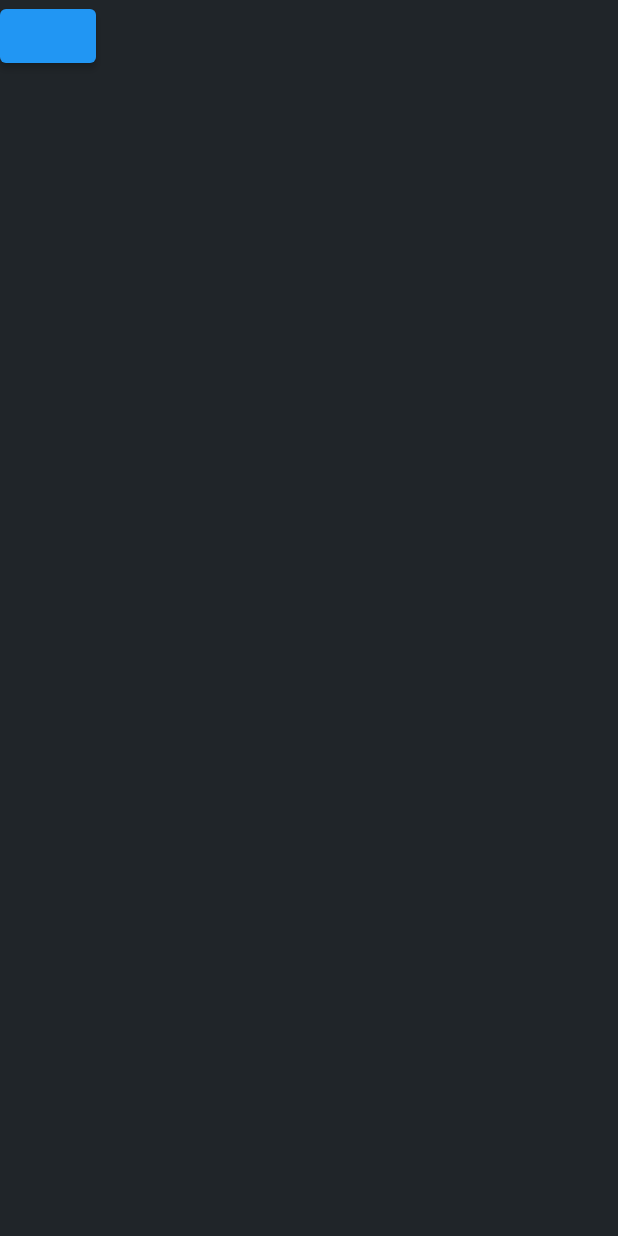
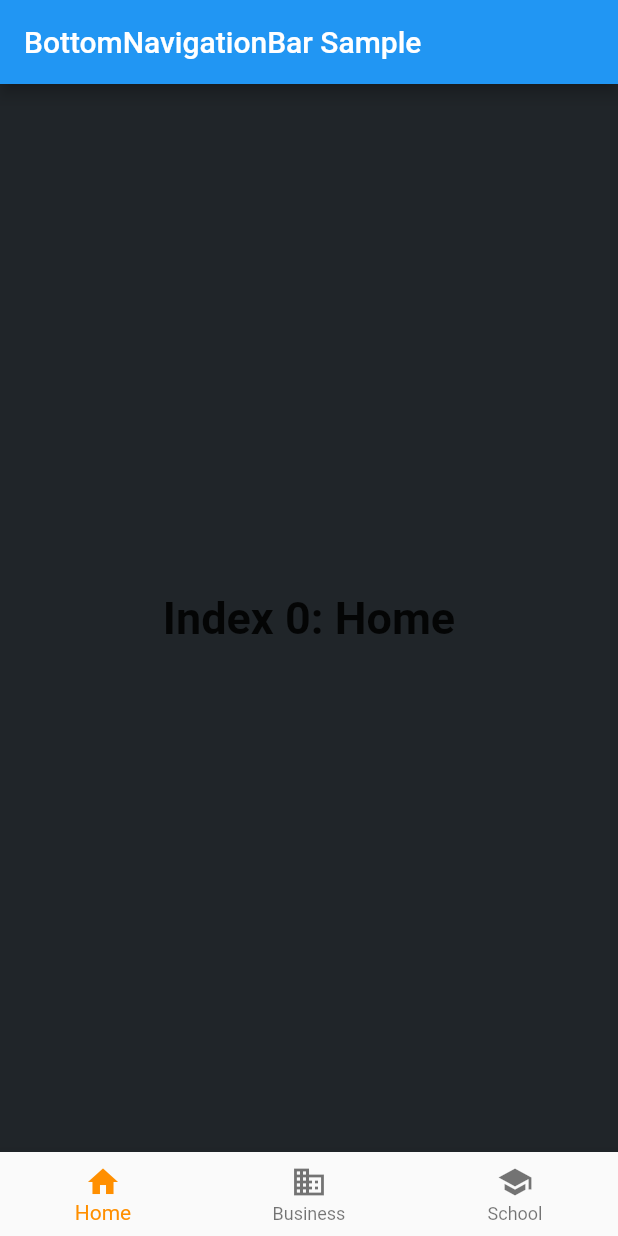
Before and after one commit to unikonkon/Flutter_Auth_Pin_Biometric, a Flutter app: the screen it shows after launch, on a phone screen of 412 x 824 dp. Run offline on Flutter 3.47's test engine with Material 2 defaults, Android fonts, the light colour scheme and no system bars; our stand-ins replace flutter_screenutil, page_transition.

Commit message:
add MyBottomBar

```diff
--- a/lib/app/app.dart
+++ b/lib/app/app.dart
@@ -1,7 +1,9 @@
 import 'package:flutter/material.dart';
 import 'package:flutter/src/widgets/container.dart';
 import 'package:flutter/src/widgets/framework.dart';
+import 'package:flutter_auth_pin_biometric/bottombar/bottombar.dart';
 import 'package:flutter_auth_pin_biometric/setting_view/setting_page.dart';
+import 'package:flutter_screenutil/flutter_screenutil.dart';
 
 class App extends StatelessWidget {
   const App({super.key});
@@ -22,12 +24,16 @@ class AppView extends StatefulWidget {
 class _AppViewState extends State<AppView> {
   @override
   Widget build(BuildContext context) {
+    return ScreenUtilInit(
+        designSize: const Size(428, 926),
+        builder: (context, child) {
           return MaterialApp(
             title: 'Flutter Demo',
             theme: ThemeData(
               scaffoldBackgroundColor: Color(0xFF202529),
             ),
-      home: const SettingPage(),
+            home: MyBottomBar(),
           );
+        });
   }
 }
--- /dev/null
+++ b/lib/bottombar/bottombar.dart
@@ -0,0 +1,63 @@
+import 'package:flutter/material.dart';
+
+class MyBottomBar extends StatefulWidget {
+  @override
+  _MyBottomBarState createState() => _MyBottomBarState();
+}
+
+class _MyBottomBarState extends State<MyBottomBar> {
+  int _selectedIndex = 0;
+  static const TextStyle optionStyle =
+      TextStyle(fontSize: 30, fontWeight: FontWeight.bold);
+  static const List<Widget> _widgetOptions = <Widget>[
+    Text(
+      'Index 0: Home',
+      style: optionStyle,
+    ),
+    Text(
+      'Index 1: Business',
+      style: optionStyle,
+    ),
+    Text(
+      'Index 2: School',
+      style: optionStyle,
+    ),
+  ];
+
+  void _onItemTapped(int index) {
+    setState(() {
+      _selectedIndex = index;
+    });
+  }
+
+  @override
+  Widget build(BuildContext context) {
+    return Scaffold(
+      appBar: AppBar(
+        title: const Text('BottomNavigationBar Sample'),
+      ),
+      body: Center(
+        child: _widgetOptions.elementAt(_selectedIndex),
+      ),
+      bottomNavigationBar: BottomNavigationBar(
+        items: const <BottomNavigationBarItem>[
+          BottomNavigationBarItem(
+            icon: Icon(Icons.home),
+            label: 'Home',
+          ),
+          BottomNavigationBarItem(
+            icon: Icon(Icons.business),
+            label: 'Business',
+          ),
+          BottomNavigationBarItem(
+            icon: Icon(Icons.school),
+            label: 'School',
+          ),
+        ],
+        currentIndex: _selectedIndex,
+        selectedItemColor: Colors.amber[800],
+        onTap: _onItemTapped,
+      ),
+    );
+  }
+}
```
Lines whose indentation alone changed are shown as unchanged.
